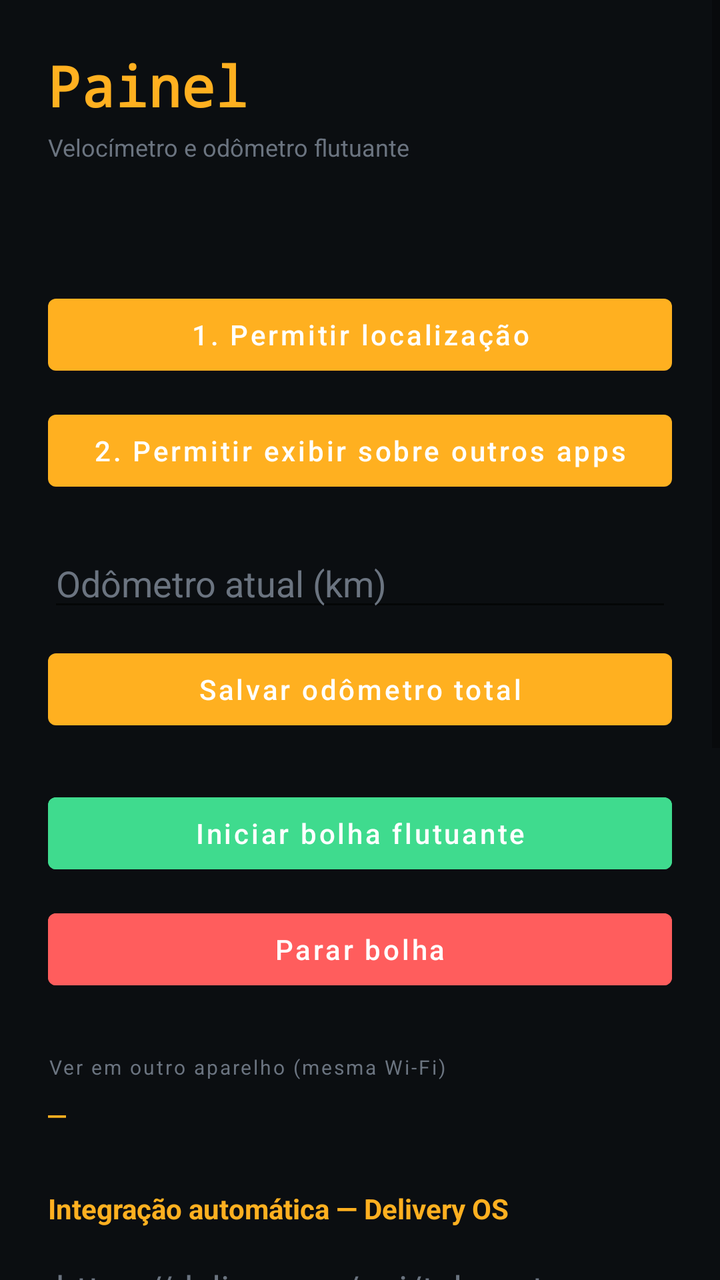
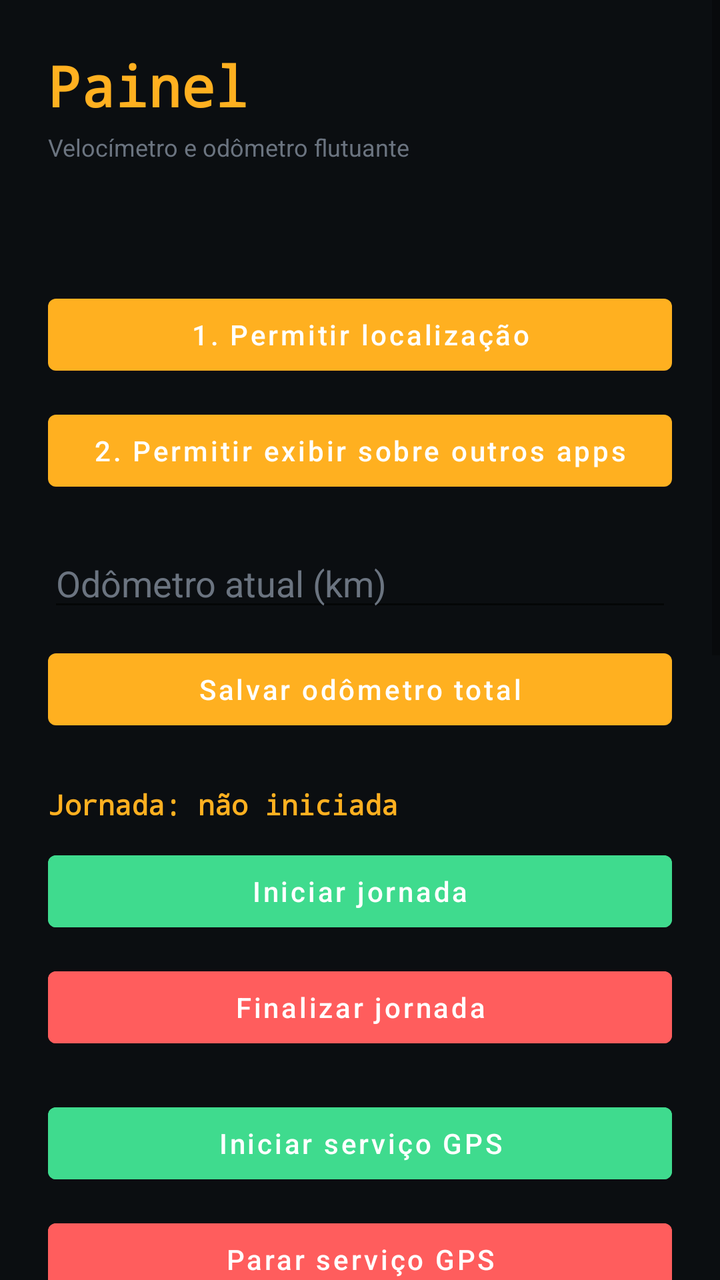

Compare the two renders of this Android layout. The source of the first and the diff that turns it into the second are given below.
<!-- AndroidManifest.xml: application theme Theme.Painel -->
<!-- res/layout/activity_main.xml -->
<?xml version="1.0" encoding="utf-8"?>
<ScrollView xmlns:android="http://schemas.android.com/apk/res/android"
    android:layout_width="match_parent"
    android:layout_height="match_parent"
    android:background="@color/bg">

    <LinearLayout
        android:layout_width="match_parent"
        android:layout_height="wrap_content"
        android:orientation="vertical"
        android:padding="24dp">

        <TextView
            android:layout_width="match_parent"
            android:layout_height="wrap_content"
            android:text="Painel"
            android:textColor="@color/amber"
            android:textSize="28sp"
            android:textStyle="bold"
            android:fontFamily="monospace"
            android:layout_marginBottom="4dp" />

        <TextView
            android:layout_width="match_parent"
            android:layout_height="wrap_content"
            android:text="Velocímetro e odômetro flutuante"
            android:textColor="@color/muted"
            android:textSize="12sp"
            android:layout_marginBottom="24dp" />

        <TextView
            android:id="@+id/txtStatus"
            android:layout_width="match_parent"
            android:layout_height="wrap_content"
            android:text=""
            android:textColor="@color/text_primary"
            android:fontFamily="monospace"
            android:textSize="13sp"
            android:lineSpacingExtra="4dp"
            android:layout_marginBottom="20dp" />

        <Button
            android:id="@+id/btnLocationPerm"
            android:layout_width="match_parent"
            android:layout_height="wrap_content"
            android:text="1. Permitir localização"
            android:textAllCaps="false"
            android:layout_marginBottom="10dp" />

        <Button
            android:id="@+id/btnOverlayPerm"
            android:layout_width="match_parent"
            android:layout_height="wrap_content"
            android:text="2. Permitir exibir sobre outros apps"
            android:textAllCaps="false"
            android:layout_marginBottom="20dp" />

        <EditText
            android:id="@+id/editTotal"
            android:layout_width="match_parent"
            android:layout_height="wrap_content"
            android:inputType="numberDecimal"
            android:hint="Odômetro atual (km)"
            android:textColor="@color/text_primary"
            android:textColorHint="@color/muted"
            android:layout_marginBottom="10dp" />

        <Button
            android:id="@+id/btnSaveTotal"
            android:layout_width="match_parent"
            android:layout_height="wrap_content"
            android:text="Salvar odômetro total"
            android:textAllCaps="false"
            android:layout_marginBottom="24dp" />

        <Button
            android:id="@+id/btnStart"
            android:layout_width="match_parent"
            android:layout_height="wrap_content"
            android:text="Iniciar bolha flutuante"
            android:textAllCaps="false"
            android:backgroundTint="@color/green"
            android:layout_marginBottom="10dp" />

        <Button
            android:id="@+id/btnStop"
            android:layout_width="match_parent"
            android:layout_height="wrap_content"
            android:text="Parar bolha"
            android:textAllCaps="false"
            android:backgroundTint="@color/red" />

        <TextView
            android:layout_width="match_parent"
            android:layout_height="wrap_content"
            android:text="Ver em outro aparelho (mesma Wi-Fi)"
            android:textColor="@color/muted"
            android:textSize="10sp"
            android:letterSpacing="0.1"
            android:layout_marginTop="28dp"
            android:layout_marginBottom="6dp" />

        <TextView
            android:id="@+id/txtApiUrl"
            android:layout_width="match_parent"
            android:layout_height="wrap_content"
            android:text="—"
            android:textColor="@color/amber"
            android:textSize="15sp"
            android:fontFamily="monospace"
            android:textIsSelectable="true" />

        <TextView
            android:layout_width="match_parent"
            android:layout_height="wrap_content"
            android:text="Integração automática — Delivery OS"
            android:textColor="@color/amber"
            android:textStyle="bold"
            android:layout_marginTop="28dp"
            android:layout_marginBottom="8dp" />

        <EditText
            android:id="@+id/editDeliveryEndpoint"
            android:layout_width="match_parent"
            android:layout_height="wrap_content"
            android:hint="https://delivery-os/api/telemetry"
            android:inputType="textUri"
            android:textColor="@color/text_primary"
            android:textColorHint="@color/muted" />

        <Spinner
            android:id="@+id/spinnerDeliveryMethod"
            android:layout_width="match_parent"
            android:layout_height="48dp" />

        <Spinner
            android:id="@+id/spinnerDeliveryAuth"
            android:layout_width="match_parent"
            android:layout_height="48dp" />

        <EditText
            android:id="@+id/editDeliveryHeader"
            android:layout_width="match_parent"
            android:layout_height="wrap_content"
            android:hint="Nome do header (ex.: X-API-Key)"
            android:inputType="text"
            android:textColor="@color/text_primary"
            android:textColorHint="@color/muted" />

        <EditText
            android:id="@+id/editDeliveryToken"
            android:layout_width="match_parent"
            android:layout_height="wrap_content"
            android:hint="Token / API Key / credencial"
            android:inputType="textPassword"
            android:textColor="@color/text_primary"
            android:textColorHint="@color/muted" />

        <EditText
            android:id="@+id/editDeliveryInterval"
            android:layout_width="match_parent"
            android:layout_height="wrap_content"
            android:hint="Intervalo de envio em segundos (mín. 2)"
            android:inputType="number"
            android:textColor="@color/text_primary"
            android:textColorHint="@color/muted" />

        <androidx.appcompat.widget.SwitchCompat
            android:id="@+id/switchDeliverySync"
            android:layout_width="match_parent"
            android:layout_height="wrap_content"
            android:text="Enviar GPS/distância automaticamente"
            android:textColor="@color/text_primary"
            android:layout_marginTop="8dp" />

        <Button
            android:id="@+id/btnSaveDelivery"
            android:layout_width="match_parent"
            android:layout_height="wrap_content"
            android:text="Salvar integração"
            android:textAllCaps="false"
            android:layout_marginTop="8dp" />

        <Button
            android:id="@+id/btnTestDelivery"
            android:layout_width="match_parent"
            android:layout_height="wrap_content"
            android:text="Testar conexão"
            android:textAllCaps="false"
            android:layout_marginTop="8dp" />

        <TextView
            android:id="@+id/txtDeliveryStatus"
            android:layout_width="match_parent"
            android:layout_height="wrap_content"
            android:text="Último envio: nunca"
            android:textColor="@color/muted"
            android:textSize="11sp"
            android:layout_marginTop="6dp" />

    </LinearLayout>
</ScrollView>
<!-- resources referenced by this layout -->
<resources>
  <color name="amber">#FFB020</color>
  <color name="bg">#0B0E11</color>
  <color name="green">#3FDB8E</color>
  <color name="muted">#6B7480</color>
  <color name="red">#FF5D5D</color>
  <color name="text_primary">#F2F0EA</color>
  <style name="Theme.Painel" parent="Theme.MaterialComponents.DayNight.NoActionBar">
          <item name="colorPrimary">@color/amber</item>
          <item name="colorPrimaryDark">@color/bg</item>
          <item name="colorAccent">@color/amber</item>
          <item name="android:windowBackground">@color/bg</item>
          <item name="android:textColorPrimary">@color/text_primary</item>
      </style>
</resources>

<!-- the commit's change to res/layout/activity_main.xml (unified diff, before → after) -->
@@ -73,11 +73,39 @@
             android:textAllCaps="false"
             android:layout_marginBottom="24dp" />
 
+        <TextView
+            android:id="@+id/txtJourneyStatus"
+            android:layout_width="match_parent"
+            android:layout_height="wrap_content"
+            android:text="Jornada: não iniciada"
+            android:textColor="@color/amber"
+            android:textStyle="bold"
+            android:fontFamily="monospace"
+            android:layout_marginBottom="10dp" />
+
+        <Button
+            android:id="@+id/btnStartJourney"
+            android:layout_width="match_parent"
+            android:layout_height="wrap_content"
+            android:text="Iniciar jornada"
+            android:textAllCaps="false"
+            android:backgroundTint="@color/green"
+            android:layout_marginBottom="10dp" />
+
+        <Button
+            android:id="@+id/btnFinishJourney"
+            android:layout_width="match_parent"
+            android:layout_height="wrap_content"
+            android:text="Finalizar jornada"
+            android:textAllCaps="false"
+            android:backgroundTint="@color/red"
+            android:layout_marginBottom="20dp" />
+
         <Button
             android:id="@+id/btnStart"
             android:layout_width="match_parent"
             android:layout_height="wrap_content"
-            android:text="Iniciar bolha flutuante"
+            android:text="Iniciar serviço GPS"
             android:textAllCaps="false"
             android:backgroundTint="@color/green"
             android:layout_marginBottom="10dp" />
@@ -86,7 +114,7 @@
             android:id="@+id/btnStop"
             android:layout_width="match_parent"
             android:layout_height="wrap_content"
-            android:text="Parar bolha"
+            android:text="Parar serviço GPS"
             android:textAllCaps="false"
             android:backgroundTint="@color/red" />
 
